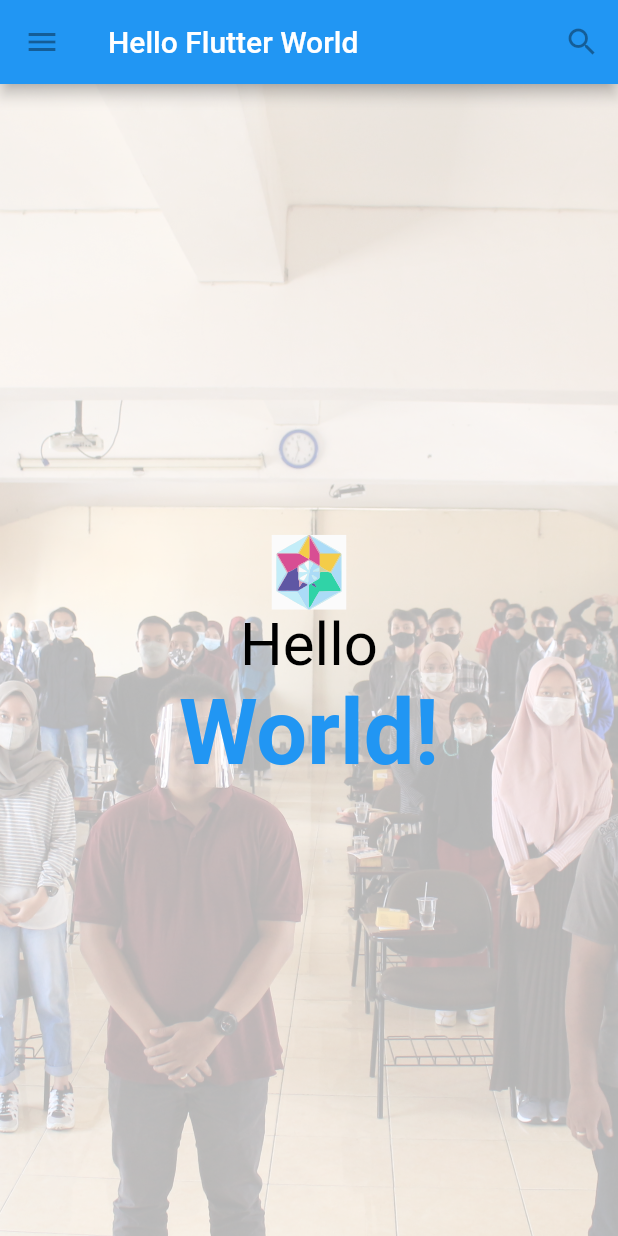
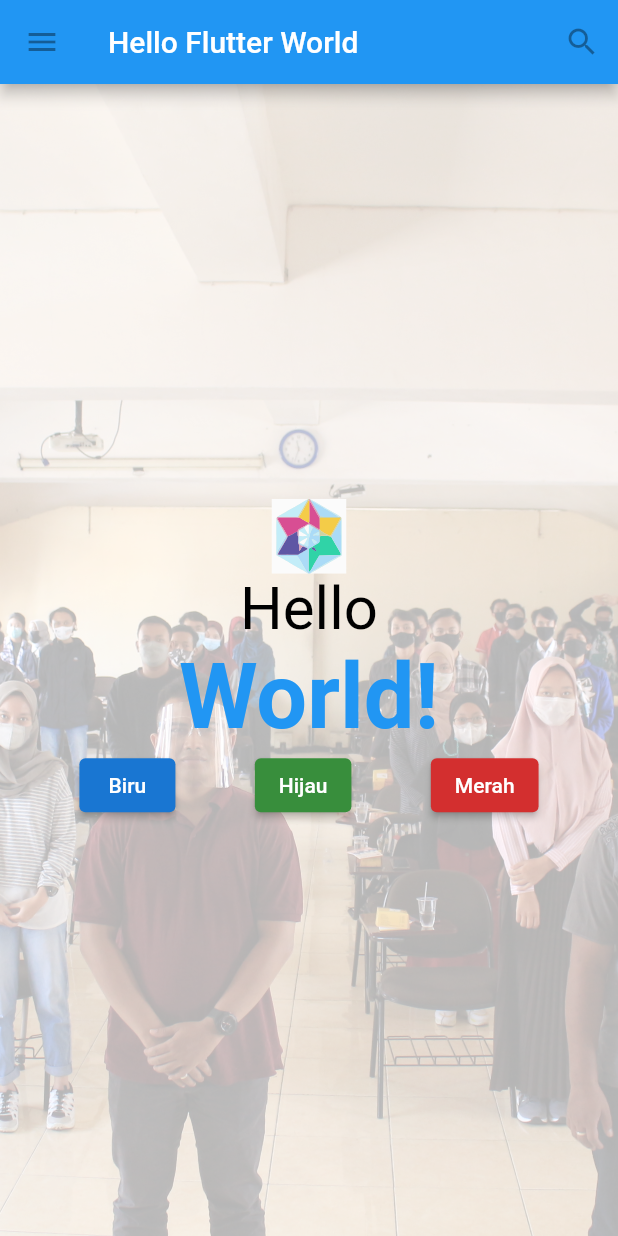
Before and after one commit to rezaoktaviansandyxx/belajar_flutter, a Flutter app: the screen it shows after launch, on a phone screen of 412 x 824 dp. Run offline on Flutter 3.47's test engine with Material 2 defaults, Android fonts, the phone set to English and light mode, and no system bars; our stand-ins replace flutter_svg.

Commit message:
Update Main and HelloWidget

```diff
--- a/lib/hellowidget.dart
+++ b/lib/hellowidget.dart
@@ -1,9 +1,15 @@
 import 'package:flutter/material.dart';
 import 'package:flutter_svg/flutter_svg.dart';
 
-class HelloWidget extends StatelessWidget {
+class HelloWidget extends StatefulWidget {
   const HelloWidget({Key? key}) : super(key: key);
 
+  @override
+  State<HelloWidget> createState() => _HelloWidgetState();
+}
+
+class _HelloWidgetState extends State<HelloWidget> {
+  late Color _worldColor = Colors.blue.shade700;
   @override
   Widget build(BuildContext context) {
     return Container(
@@ -30,6 +36,37 @@ class HelloWidget extends StatelessWidget {
                 fontSize: 60.0),
             textDirection: TextDirection.ltr,
           ),
+          Row(
+            mainAxisAlignment: MainAxisAlignment.spaceEvenly,
+            children: [
+              ElevatedButton(
+                  onPressed: () {
+                    setState(() {
+                      _worldColor = Colors.blue.shade700;
+                    });
+                  },
+                  style:
+                      ElevatedButton.styleFrom(primary: Colors.blue.shade700),
+                  child: const Text('Biru')),
+              ElevatedButton(
+                  onPressed: () {
+                    setState(() {
+                      _worldColor = Colors.green.shade700;
+                    });
+                  },
+                  style:
+                      ElevatedButton.styleFrom(primary: Colors.green.shade700),
+                  child: const Text('Hijau')),
+              ElevatedButton(
+                  onPressed: () {
+                    setState(() {
+                      _worldColor = Colors.red.shade700;
+                    });
+                  },
+                  style: ElevatedButton.styleFrom(primary: Colors.red.shade700),
+                  child: const Text('Merah')),
+            ],
+          ),
         ],
       ),
     );
--- a/lib/main.dart
+++ b/lib/main.dart
@@ -11,7 +11,8 @@ void main() {
   Container(
     color: Colors.white,
     child: Column(
-      children: [
+      mainAxisAlignment: MainAxisAlignment.center,
+      children: const [
         Text(
           'Hello',
           style: TextStyle(color: Colors.black, fontSize: 40.0),
@@ -24,7 +25,6 @@ void main() {
           textDirection: TextDirection.ltr,
         ),
       ],
-      mainAxisAlignment: MainAxisAlignment.center,
     ),
   );
 }
```
